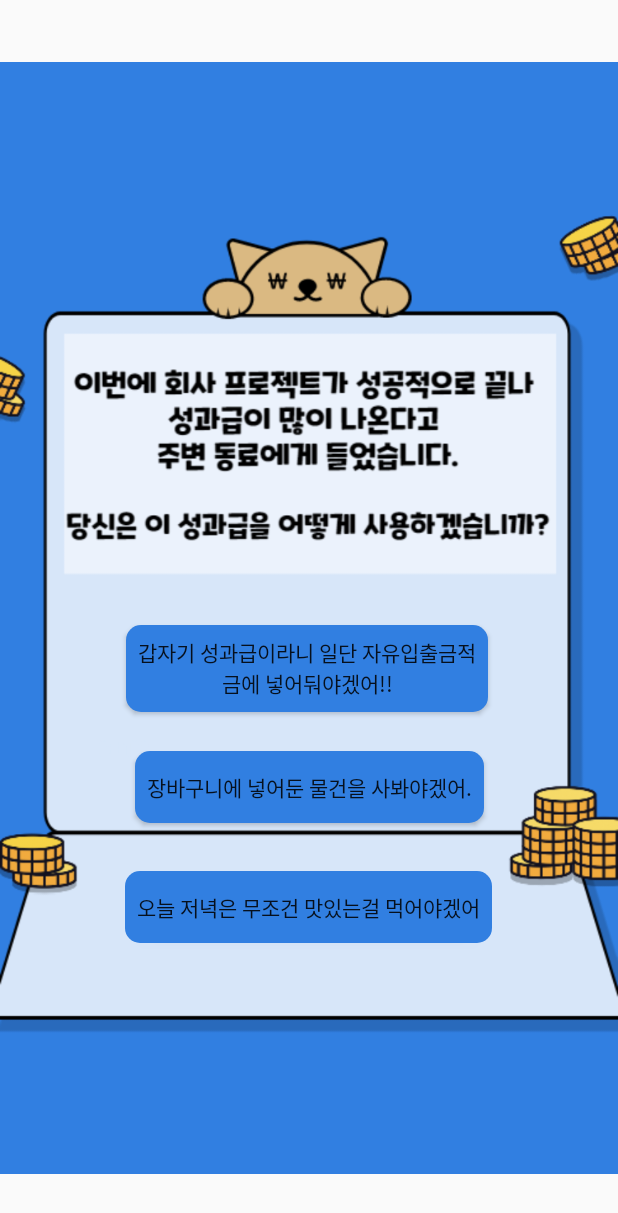
After one commit to MK-SideProject/personality-style-test-release2, an Android app: the fragment bankingtest_2 placed in its activity, on a phone screen of 412 x 824 dp. The commit adds this screen. Shown: the top 1213 px of the screen. Run offline under Robolectric (Android 15) with nearby library versions, the phone set to English and light mode, and no system bars.

Commit message:
refactor : bankingtest fragment update
뱅킹테스트 액티비에서 프래그먼트로 바꾸는 작업 진행중

fix : 액티비티 -> 프래그먼트 수정중
ref : bankingtest1 완료, bankingtest2 프래그먼트 값 전달만 확인 완료, 버튼 1 제외 나머지 수정 작업 필요함

```diff
--- /dev/null
+++ b/app/src/main/java/com/example/personality_style_test/bankingtest/bankingtest_2.java
@@ -0,0 +1,120 @@
+package com.example.personality_style_test.bankingtest;
+
+import android.content.Intent;
+import android.os.Bundle;
+
+import androidx.fragment.app.Fragment;
+
+import android.util.Log;
+import android.view.LayoutInflater;
+import android.view.View;
+import android.view.ViewGroup;
+import android.widget.Button;
+
+import com.example.personality_style_test.R;
+
+/**
+ * A simple {@link Fragment} subclass.
+ * Use the {@link bankingtest_2#newInstance} factory method to
+ * create an instance of this fragment.
+ */
+public class bankingtest_2 extends Fragment {
+
+
+    public bankingtest_2() {
+        // Required empty public constructor
+    }
+
+
+    public static bankingtest_2 newInstance(String param1, String param2) {
+        bankingtest_2 fragment = new bankingtest_2();
+        Bundle args = new Bundle();
+
+        return fragment;
+    }
+
+    @Override
+    public void onCreate(Bundle savedInstanceState) {
+        super.onCreate(savedInstanceState);
+
+    }
+
+    @Override
+    public View onCreateView(LayoutInflater inflater, ViewGroup container,
+                             Bundle savedInstanceState) {
+
+        View BankingTest2 = inflater.inflate(R.layout.fragment_bankingtest_2, container, false);
+
+        Button bankingtest_2_an1 = (Button) BankingTest2.findViewById(R.id.bankingtest_2_an1);
+        Button bankingtest_2_an2 = (Button) BankingTest2.findViewById(R.id.bankingtest_2_an2);
+        Button bankingtest_2_an3 = (Button) BankingTest2.findViewById(R.id.bankingtest_2_an3);
+
+        bankingtest_2_an1.setOnClickListener(new View.OnClickListener() {
+            @Override
+            public void onClick(View view) {
+
+                //번들 메소드 받기
+                Bundle bundle = getArguments();
+
+                if(bundle != null) {
+
+                    String bankingtest_result1 = bundle.getString("bankingtest_result1");
+                    String bankingtest_result2 = bundle.getString("bankingtest_result2");
+                    String bankingtest_result3 = bundle.getString("bankingtest_result3");
+
+                    Log.d("check", bankingtest_result1);
+                }
+
+//                Intent intent2 = new Intent(getBaseContext(), bankingtest_3_Activity.class);
+//                intent2.putExtra("bankingtest_result1", bankingtest_result1);
+//                intent2.putExtra("bankingtest_result2", bankingtest_result2);
+//                intent2.putExtra("bankingtest_result3", bankingtest_result3);
+//                //Toast.makeText(getApplicationContext(), bankingtest_result1,Toast.LENGTH_SHORT).show();
+//                startActivity(intent2);
+            }
+        });
+
+        bankingtest_2_an2.setOnClickListener(new View.OnClickListener() {
+            @Override
+            public void onClick(View view) {
+
+//                Intent intent = getIntent();
+//                Bundle bundle = intent.getExtras();
+//
+//                String bankingtest_result1 = bundle.getString("bankingtest_result1");
+//                String bankingtest_result2 = bundle.getString("bankingtest_result2");
+//                String bankingtest_result3 = bundle.getString("bankingtest_result3");
+//
+//                Intent intent2 = new Intent(getBaseContext(), bankingtest_3_Activity.class);
+//                intent2.putExtra("bankingtest_result1", bankingtest_result1);
+//                intent2.putExtra("bankingtest_result2", bankingtest_result2);
+//                intent2.putExtra("bankingtest_result3", bankingtest_result3);
+//                //Toast.makeText(getApplicationContext(), bankingtest_result3,Toast.LENGTH_SHORT).show();
+//                startActivity(intent2);
+            }
+        });
+
+        bankingtest_2_an3.setOnClickListener(new View.OnClickListener() {
+            @Override
+            public void onClick(View view) {
+
+//                Intent intent = getIntent();
+//                Bundle bundle = intent.getExtras();
+//
+//                String bankingtest_result1 = bundle.getString("bankingtest_result1");
+//                String bankingtest_result2 = bundle.getString("bankingtest_result2");
+//                String bankingtest_result3 = bundle.getString("bankingtest_result3");
+//
+//                Intent intent2 = new Intent(getBaseContext(), bankingtest_3_Activity.class);
+//                intent2.putExtra("bankingtest_result1", bankingtest_result1);
+//                intent2.putExtra("bankingtest_result2", bankingtest_result2);
+//                intent2.putExtra("bankingtest_result3", bankingtest_result3);
+//                //Toast.makeText(getApplicationContext(), bankingtest_result2,Toast.LENGTH_SHORT).show();
+//                startActivity(intent2);
+            }
+        });
+
+        return BankingTest2;
+    }
+
+}
--- a/app/src/main/res/layout/activity_bankingtest.xml
+++ b/app/src/main/res/layout/activity_bankingtest.xml
@@ -1,10 +1,21 @@
 <?xml version="1.0" encoding="utf-8"?>
+
+
 <androidx.constraintlayout.widget.ConstraintLayout xmlns:android="http://schemas.android.com/apk/res/android"
     xmlns:app="http://schemas.android.com/apk/res-auto"
     xmlns:tools="http://schemas.android.com/tools"
     android:layout_width="match_parent"
     android:layout_height="match_parent"
     tools:context=".bankingtest.bankingtestActivity">
+
+    <FrameLayout
+        android:layout_width="match_parent"
+        android:layout_height="match_parent"
+        android:id="@id/bankingtest_start_fragment">
+
+        <androidx.constraintlayout.widget.ConstraintLayout
+            android:layout_width="match_parent"
+            android:layout_height="match_parent">
 
             <ImageView
                 android:id="@+id/bankingtest_main"
@@ -29,4 +40,8 @@
                 app:layout_constraintStart_toStartOf="parent"
                 app:layout_constraintTop_toTopOf="parent"
                 app:layout_constraintVertical_bias="0.878" />
+
         </androidx.constraintlayout.widget.ConstraintLayout>
+    </FrameLayout>
+
+</androidx.constraintlayout.widget.ConstraintLayout>
--- /dev/null
+++ b/app/src/main/res/layout/fragment_bankingtest_2.xml
@@ -0,0 +1,55 @@
+<?xml version="1.0" encoding="utf-8"?>
+<androidx.constraintlayout.widget.ConstraintLayout xmlns:android="http://schemas.android.com/apk/res/android"
+    xmlns:app="http://schemas.android.com/apk/res-auto"
+    xmlns:tools="http://schemas.android.com/tools"
+    android:layout_width="match_parent"
+    android:layout_height="match_parent"
+    tools:context=".bankingtest.bankingtest_2">
+
+    <ImageView
+        android:id="@+id/imageView4"
+        android:layout_width="match_parent"
+        android:layout_height="match_parent"
+        android:src="@drawable/bankingtest_2" />
+
+    <Button
+        android:id="@+id/bankingtest_2_an1"
+        android:layout_width="241dp"
+        android:layout_height="58dp"
+        android:background="@drawable/bankingtest_shape"
+        android:text="갑자기 성과급이라니 일단 자유입출금적금에 넣어둬야겠어!!"
+        app:layout_constraintBottom_toBottomOf="@+id/imageView4"
+        app:layout_constraintEnd_toEndOf="parent"
+        app:layout_constraintHorizontal_bias="0.492"
+        app:layout_constraintStart_toStartOf="parent"
+        app:layout_constraintTop_toTopOf="@+id/imageView4"
+        app:layout_constraintVertical_bias="0.544" />
+
+    <Button
+        android:id="@+id/bankingtest_2_an2"
+        android:layout_width="wrap_content"
+        android:layout_height="wrap_content"
+        android:background="@drawable/bankingtest_shape"
+        android:text="장바구니에 넣어둔 물건을 사봐야겠어."
+        app:layout_constraintBottom_toBottomOf="parent"
+        app:layout_constraintEnd_toEndOf="parent"
+        app:layout_constraintStart_toStartOf="parent"
+        app:layout_constraintTop_toBottomOf="@+id/bankingtest_2_an1"
+        app:layout_constraintVertical_bias="0.087" />
+
+    <Button
+        android:id="@+id/bankingtest_2_an3"
+        android:layout_width="wrap_content"
+        android:layout_height="wrap_content"
+        android:background="@drawable/bankingtest_shape"
+        android:text="오늘 저녁은 무조건 맛있는걸 먹어야겠어"
+        app:layout_constraintBottom_toBottomOf="parent"
+        app:layout_constraintEnd_toEndOf="parent"
+        app:layout_constraintHorizontal_bias="0.497"
+        app:layout_constraintStart_toStartOf="parent"
+        app:layout_constraintTop_toBottomOf="@+id/bankingtest_2_an2"
+        app:layout_constraintVertical_bias="0.14">
+
+    </Button>
+
+</androidx.constraintlayout.widget.ConstraintLayout>
--- a/app/src/main/res/values/strings.xml
+++ b/app/src/main/res/values/strings.xml
@@ -2,4 +2,5 @@
     <string name="app_name">유형테스트.zip</string>
     <!-- TODO: Remove or change this placeholder text -->
     <string name="hello_blank_fragment">Hello blank fragment</string>
+    <item name="bankingtest_start_fragment" type="id" />
 </resources>
```
Also changed, not shown: app/src/main/java/com/example/personality_style_test/bankingtest/bankingtestActivity.java (+9 -2 lines), app/src/main/java/com/example/personality_style_test/bankingtest/bankingtest_1.java (+87 -26 lines). Lines whose indentation alone changed are shown as unchanged.
